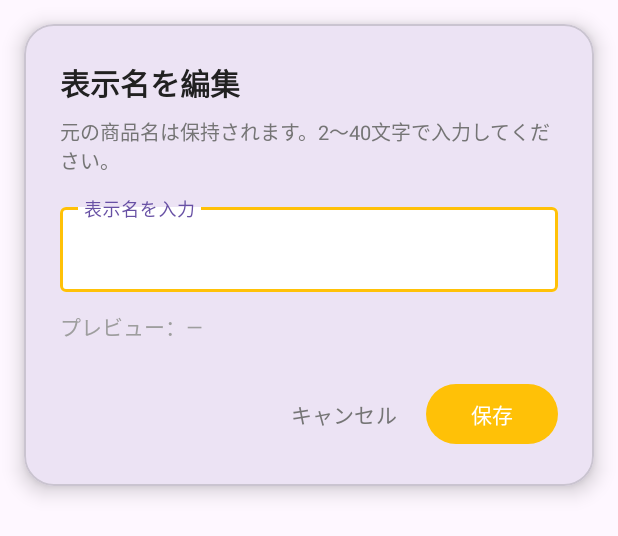
After one commit to aia178/2ykojin, an Android app: the layout dialog_edit_display_name.xml on its own in the app's theme, with its tools: preview values and no code run, on a phone screen of 412 x 824 dp. The commit adds this screen. Shown: the top 536 px of the screen. Run offline under Robolectric (Android 15) with nearby library versions, the phone set to English and light mode, and no system bars.

Commit message:
no message

```diff
--- /dev/null
+++ b/IotChokinApp/app/src/main/res/layout/dialog_edit_display_name.xml
@@ -0,0 +1,92 @@
+<?xml version="1.0" encoding="utf-8"?>
+<com.google.android.material.card.MaterialCardView
+    xmlns:android="http://schemas.android.com/apk/res/android"
+    xmlns:app="http://schemas.android.com/apk/res-auto"
+    android:layout_width="match_parent"
+    android:layout_height="wrap_content"
+    app:cardCornerRadius="20dp"
+    app:cardElevation="8dp"
+    android:layout_margin="16dp">
+
+    <LinearLayout
+        android:layout_width="match_parent"
+        android:layout_height="wrap_content"
+        android:orientation="vertical"
+        android:padding="24dp">
+
+        <!-- タイトル -->
+        <TextView
+            android:layout_width="wrap_content"
+            android:layout_height="wrap_content"
+            android:text="表示名を編集"
+            android:textColor="#212121"
+            android:textSize="20sp"
+            android:textStyle="bold"
+            android:layout_marginBottom="8dp" />
+
+        <!-- 説明文 -->
+        <TextView
+            android:layout_width="wrap_content"
+            android:layout_height="wrap_content"
+            android:text="元の商品名は保持されます。2〜40文字で入力してください。"
+            android:textColor="#757575"
+            android:textSize="13sp"
+            android:layout_marginBottom="16dp" />
+
+        <!-- 入力フィールド -->
+        <com.google.android.material.textfield.TextInputLayout
+            android:id="@+id/tilDisplayName"
+            android:layout_width="match_parent"
+            android:layout_height="wrap_content"
+            android:hint="表示名を入力"
+            app:boxBackgroundColor="#FFFFFF"
+            app:boxStrokeColor="#FFC107">
+
+            <com.google.android.material.textfield.TextInputEditText
+                android:id="@+id/etDisplayName"
+                android:layout_width="match_parent"
+                android:layout_height="wrap_content"
+                android:inputType="textCapSentences"
+                android:maxLines="1"
+                android:maxLength="40" />
+        </com.google.android.material.textfield.TextInputLayout>
+
+        <!-- プレビュー -->
+        <TextView
+            android:id="@+id/tvPreview"
+            android:layout_width="match_parent"
+            android:layout_height="wrap_content"
+            android:layout_marginTop="12dp"
+            android:text="プレビュー：—"
+            android:textColor="#9E9E9E"
+            android:textSize="14sp"
+            android:ellipsize="end"
+            android:maxLines="1" />
+
+        <!-- ボタンエリア -->
+        <LinearLayout
+            android:layout_width="match_parent"
+            android:layout_height="wrap_content"
+            android:orientation="horizontal"
+            android:gravity="end"
+            android:layout_marginTop="24dp">
+
+            <com.google.android.material.button.MaterialButton
+                android:id="@+id/btnCancel"
+                style="@style/Widget.Material3.Button.TextButton"
+                android:layout_width="wrap_content"
+                android:layout_height="wrap_content"
+                android:text="キャンセル"
+                android:textColor="#757575"
+                android:layout_marginEnd="8dp" />
+
+            <com.google.android.material.button.MaterialButton
+                android:id="@+id/btnSave"
+                android:layout_width="wrap_content"
+                android:layout_height="wrap_content"
+                android:text="保存"
+                app:backgroundTint="#FFC107"
+                android:textColor="#FFFFFF" />
+        </LinearLayout>
+    </LinearLayout>
+</com.google.android.material.card.MaterialCardView>
```
Also changed, not shown: IotChokinApp/app/src/main/java/ecccomp/s2240195/iotchokinapp/MainActivity.kt (+38 -0 lines), IotChokinApp/app/src/main/res/drawable/ic_delete_24.xml (added, +10 -0 lines), IotChokinApp/app/src/main/res/drawable/ic_edit_24.xml (added, +10 -0 lines), IotChokinApp/app/src/main/res/drawable/ic_money_24.xml (added, +10 -0 lines), IotChokinApp/app/src/main/res/layout/dialog_confirm_delete_goal.xml (added, +72 -0 lines), IotChokinApp/app/src/main/res/layout/dialog_edit_amount.xml (added, +80 -0 lines), IotChokinApp/app/src/main/res/menu/menu_goal_card_overflow.xml (added, +17 -0 lines).
